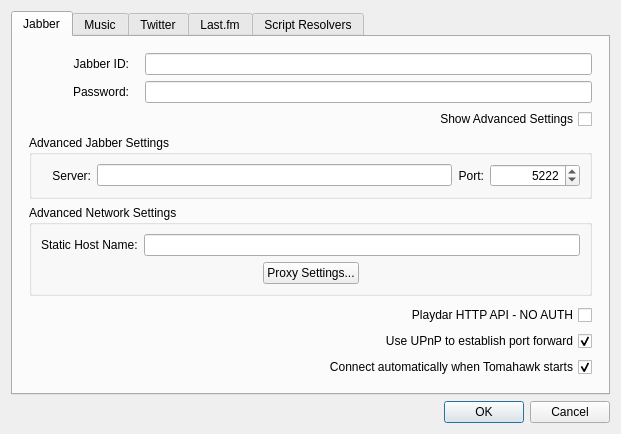
tomahawk-player/tomahawk, file src/settingsdialog.ui: the form before one commit.
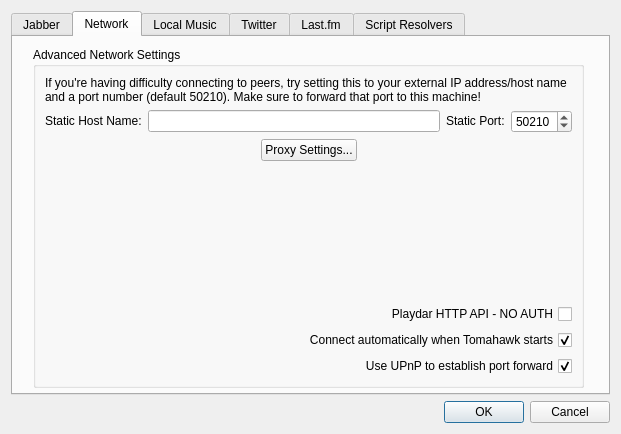
The form after the commit. The open tabs and pages were chosen to show the change. Icons and pictures are not drawn.

Commit message: Revamp the config gui slightly. Put network settings on its own tab and jabber settings on its own tab. Add a UI way to set the external port.

```diff
--- a/src/settingsdialog.ui
+++ b/src/settingsdialog.ui
@@ -40,36 +40,30 @@
         <number>16</number>
        </property>
        <item>
-        <layout class="QGridLayout" name="gridLayout">
-         <property name="horizontalSpacing">
-          <number>16</number>
-         </property>
-         <item row="2" column="0">
+        <layout class="QHBoxLayout" name="horizontalLayout_7">
+         <item>
           <widget class="QLabel" name="label">
            <property name="sizePolicy">
-            <sizepolicy hsizetype="Preferred" vsizetype="Preferred">
+            <sizepolicy hsizetype="Preferred" vsizetype="Fixed">
              <horstretch>0</horstretch>
              <verstretch>0</verstretch>
             </sizepolicy>
            </property>
            <property name="minimumSize">
             <size>
-             <width>100</width>
+             <width>0</width>
              <height>0</height>
             </size>
            </property>
            <property name="text">
             <string>Jabber ID:</string>
            </property>
-           <property name="alignment">
-            <set>Qt::AlignRight|Qt::AlignTrailing|Qt::AlignVCenter</set>
-           </property>
            <property name="buddy">
             <cstring>jabberUsername</cstring>
            </property>
           </widget>
          </item>
-         <item row="2" column="1">
+         <item>
           <widget class="QLineEdit" name="jabberUsername">
            <property name="sizePolicy">
             <sizepolicy hsizetype="Expanding" vsizetype="Fixed">
@@ -79,20 +73,23 @@
            </property>
           </widget>
          </item>
-         <item row="3" column="0">
+         <item>
           <widget class="QLabel" name="label_2">
+           <property name="sizePolicy">
+            <sizepolicy hsizetype="Preferred" vsizetype="Fixed">
+             <horstretch>0</horstretch>
+             <verstretch>0</verstretch>
+            </sizepolicy>
+           </property>
            <property name="text">
             <string>Password:</string>
            </property>
-           <property name="alignment">
-            <set>Qt::AlignRight|Qt::AlignTrailing|Qt::AlignVCenter</set>
-           </property>
            <property name="buddy">
             <cstring>jabberPassword</cstring>
            </property>
           </widget>
          </item>
-         <item row="3" column="1">
+         <item>
           <widget class="QLineEdit" name="jabberPassword">
            <property name="sizePolicy">
             <sizepolicy hsizetype="Expanding" vsizetype="Fixed">
@@ -108,22 +105,6 @@
            </property>
           </widget>
          </item>
-         <item row="4" column="0" colspan="2">
-          <widget class="QCheckBox" name="checkBoxAdvanced">
-           <property name="sizePolicy">
-            <sizepolicy hsizetype="Minimum" vsizetype="Fixed">
-             <horstretch>0</horstretch>
-             <verstretch>0</verstretch>
-            </sizepolicy>
-           </property>
-           <property name="layoutDirection">
-            <enum>Qt::RightToLeft</enum>
-           </property>
-           <property name="text">
-            <string>Show Advanced Settings</string>
-           </property>
-          </widget>
-         </item>
         </layout>
        </item>
        <item>
@@ -228,7 +209,33 @@
         </widget>
        </item>
        <item>
+        <spacer name="verticalSpacer_2">
+         <property name="orientation">
+          <enum>Qt::Vertical</enum>
+         </property>
+         <property name="sizeHint" stdset="0">
+          <size>
+           <width>20</width>
+           <height>40</height>
+          </size>
+         </property>
+        </spacer>
+       </item>
+      </layout>
+     </widget>
+     <widget class="QWidget" name="tabNetwork">
+      <attribute name="title">
+       <string>Network</string>
+      </attribute>
         <widget class="QGroupBox" name="groupBoxNetworkAdvanced">
+       <property name="geometry">
+        <rect>
+         <x>20</x>
+         <y>10</y>
+         <width>551</width>
+         <height>341</height>
+        </rect>
+       </property>
          <property name="sizePolicy">
           <sizepolicy hsizetype="Preferred" vsizetype="Fixed">
            <horstretch>0</horstretch>
@@ -238,11 +245,35 @@
          <property name="title">
           <string>Advanced Network Settings</string>
          </property>
+       <layout class="QVBoxLayout" name="verticalLayout_13">
+        <item>
          <layout class="QVBoxLayout" name="verticalLayout_9">
           <item>
-           <layout class="QHBoxLayout" name="staticHostNameHLayout">
+           <widget class="QLabel" name="label_6">
+            <property name="sizePolicy">
+             <sizepolicy hsizetype="Preferred" vsizetype="Fixed">
+              <horstretch>0</horstretch>
+              <verstretch>0</verstretch>
+             </sizepolicy>
+            </property>
+            <property name="text">
+             <string>If you're having difficulty connecting to peers, try setting this to your external IP address/host name and a port number (default 50210). Make sure to forward that port to this machine!</string>
+            </property>
+            <property name="wordWrap">
+             <bool>true</bool>
+            </property>
+           </widget>
+          </item>
+          <item>
+           <layout class="QHBoxLayout" name="horizontalLayout_6">
             <item>
              <widget class="QLabel" name="staticHostNameLabel">
+              <property name="sizePolicy">
+               <sizepolicy hsizetype="Preferred" vsizetype="Fixed">
+                <horstretch>0</horstretch>
+                <verstretch>0</verstretch>
+               </sizepolicy>
+              </property>
               <property name="text">
                <string>Static Host Name:</string>
               </property>
@@ -251,6 +282,31 @@
             <item>
              <widget class="QLineEdit" name="staticHostName"/>
             </item>
+            <item>
+             <widget class="QLabel" name="staticPortLabel">
+              <property name="sizePolicy">
+               <sizepolicy hsizetype="Preferred" vsizetype="Fixed">
+                <horstretch>0</horstretch>
+                <verstretch>0</verstretch>
+               </sizepolicy>
+              </property>
+              <property name="text">
+               <string>Static Port:</string>
+              </property>
+             </widget>
+            </item>
+            <item>
+             <widget class="QSpinBox" name="staticPort">
+              <property name="maximum">
+               <number>65535</number>
+              </property>
+              <property name="value">
+               <number>50210</number>
+              </property>
+             </widget>
+            </item>
+           </layout>
+          </item>
            </layout>
           </item>
           <item>
@@ -290,11 +346,8 @@
             </item>
            </layout>
           </item>
-         </layout>
-        </widget>
-       </item>
        <item>
-        <spacer name="verticalSpacer_2">
+         <spacer name="verticalSpacer_5">
          <property name="orientation">
           <enum>Qt::Vertical</enum>
          </property>
@@ -319,19 +372,6 @@
          </property>
         </widget>
        </item>
-       <item>
-        <widget class="QCheckBox" name="checkBoxUpnp">
-         <property name="layoutDirection">
-          <enum>Qt::RightToLeft</enum>
-         </property>
-         <property name="text">
-          <string>Use UPnP to establish port forward</string>
-         </property>
-         <property name="checked">
-          <bool>true</bool>
-         </property>
-        </widget>
-       </item>
        <item>
         <widget class="QCheckBox" name="checkBoxJabberAutoConnect">
          <property name="layoutDirection">
@@ -345,11 +385,25 @@
          </property>
         </widget>
        </item>
-      </layout>
+        <item>
+         <widget class="QCheckBox" name="checkBoxUpnp">
+          <property name="layoutDirection">
+           <enum>Qt::RightToLeft</enum>
+          </property>
+          <property name="text">
+           <string>Use UPnP to establish port forward</string>
+          </property>
+          <property name="checked">
+           <bool>true</bool>
+          </property>
+         </widget>
+        </item>
+       </layout>
+      </widget>
      </widget>
      <widget class="QWidget" name="tabMusic">
       <attribute name="title">
-       <string>Music</string>
+       <string>Local Music</string>
       </attribute>
       <layout class="QVBoxLayout" name="verticalLayout_5">
        <property name="margin">
```
Left out of the diff: 54 changed lines with no effect on the pictures. Lines whose indentation alone changed are shown as unchanged. The commit also changes 2 other files.
